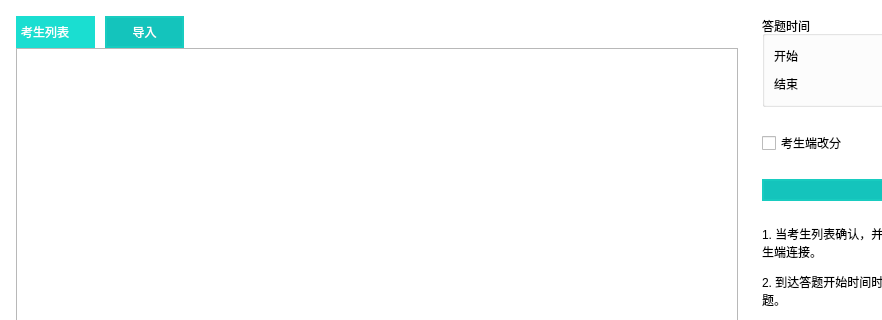
The window that SubWidget/pushview.ui (jkjkil4/ExamSysTeacher) describes before a commit, drawn with Qt 5; both pictures show x 0 to 882 and y 0 to 320 of the 1128 by 715 pixel window.
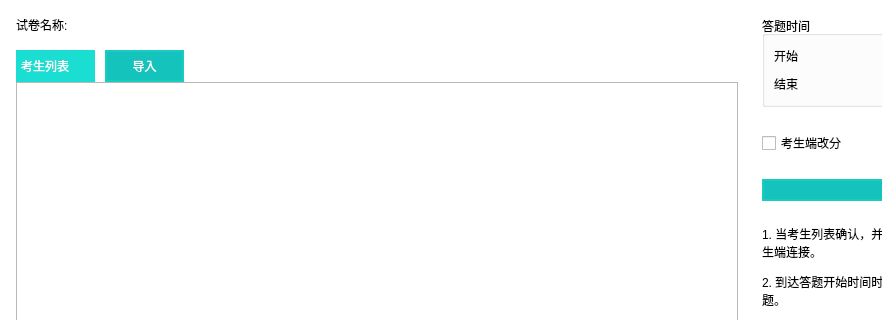
The same window after the commit.

```diff
--- a/SubWidget/pushview.ui
+++ b/SubWidget/pushview.ui
@@ -30,7 +30,7 @@
 	background-color: rgb(17,171,164);
 }</string>
   </property>
-  <layout class="QHBoxLayout" name="horizontalLayout_4" stretch="1,0">
+  <layout class="QHBoxLayout" name="horizontalLayout_4" stretch="0,0">
    <property name="spacing">
     <number>24</number>
    </property>
@@ -47,6 +47,18 @@
     <number>16</number>
    </property>
    <item>
+    <layout class="QVBoxLayout" name="layoutLeft">
+     <property name="spacing">
+      <number>16</number>
+     </property>
+     <item>
+      <widget class="QLabel" name="labelProjName">
+       <property name="text">
+        <string>试卷名称:</string>
+       </property>
+      </widget>
+     </item>
+     <item>
     <layout class="QVBoxLayout" name="verticalLayout">
      <property name="spacing">
       <number>0</number>
@@ -132,6 +144,8 @@
         <bool>false</bool>
        </attribute>
       </widget>
+       </item>
+      </layout>
      </item>
     </layout>
    </item>
```
Lines whose indentation alone changed are shown as unchanged.
